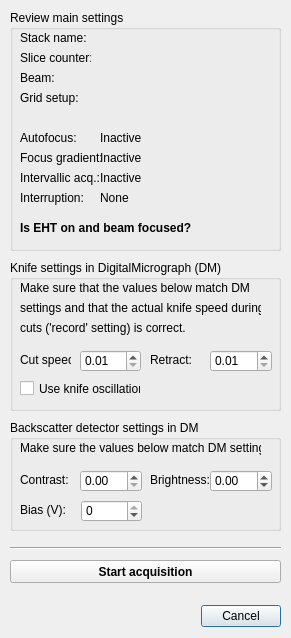
Old version of the form gui/pre_stack_dlg.ui in the repository SBEMimage/SBEMimage.
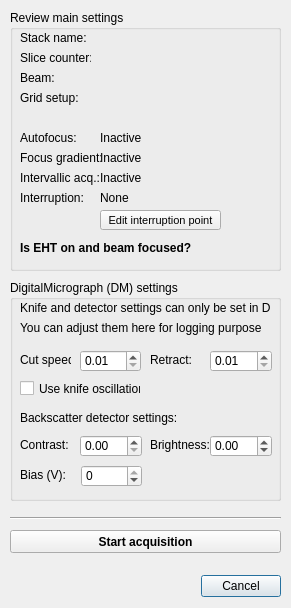
New version of the form.

Commit message: Add option to set the interruption/restarting point [grid_index, tile_index] when restarting a stack

```diff
--- a/gui/pre_stack_dlg.ui
+++ b/gui/pre_stack_dlg.ui
@@ -10,7 +10,7 @@
     <x>0</x>
     <y>0</y>
     <width>291</width>
-    <height>638</height>
+    <height>608</height>
    </rect>
   </property>
   <property name="sizePolicy">
@@ -29,7 +29,7 @@
    <property name="geometry">
     <rect>
      <x>90</x>
-     <y>600</y>
+     <y>570</y>
      <width>191</width>
      <height>32</height>
     </rect>
@@ -51,7 +51,7 @@
    <property name="geometry">
     <rect>
      <x>10</x>
-     <y>540</y>
+     <y>510</y>
      <width>271</width>
      <height>16</height>
     </rect>
@@ -64,7 +64,7 @@
    <property name="geometry">
     <rect>
      <x>10</x>
-     <y>560</y>
+     <y>530</y>
      <width>271</width>
      <height>23</height>
     </rect>
@@ -79,158 +79,39 @@
     <string>Start acquisition</string>
    </property>
   </widget>
-  <widget class="QGroupBox" name="groupBox_2">
-   <property name="geometry">
-    <rect>
-     <x>10</x>
-     <y>420</y>
-     <width>271</width>
-     <height>111</height>
-    </rect>
-   </property>
-   <property name="layoutDirection">
-    <enum>Qt::LeftToRight</enum>
-   </property>
-   <property name="title">
-    <string>Backscatter detector settings in DM</string>
-   </property>
-   <widget class="QLabel" name="label_17">
-    <property name="geometry">
-     <rect>
-      <x>140</x>
-      <y>50</y>
-      <width>61</width>
-      <height>20</height>
-     </rect>
-    </property>
-    <property name="text">
-     <string>Brightness:</string>
-    </property>
-   </widget>
-   <widget class="QLabel" name="label_18">
-    <property name="geometry">
-     <rect>
-      <x>10</x>
-      <y>50</y>
-      <width>51</width>
-      <height>20</height>
-     </rect>
-    </property>
-    <property name="text">
-     <string>Contrast:</string>
-    </property>
-   </widget>
-   <widget class="QLabel" name="label_19">
-    <property name="geometry">
-     <rect>
-      <x>10</x>
-      <y>80</y>
-      <width>51</width>
-      <height>20</height>
-     </rect>
-    </property>
-    <property name="text">
-     <string>Bias (V):</string>
-    </property>
-   </widget>
-   <widget class="QLabel" name="label_8">
-    <property name="geometry">
-     <rect>
-      <x>10</x>
-      <y>20</y>
-      <width>241</width>
-      <height>16</height>
-     </rect>
-    </property>
-    <property name="text">
-     <string>Make sure the values below match DM settings:</string>
-    </property>
-   </widget>
-   <widget class="QDoubleSpinBox" name="doubleSpinBox_contrast">
-    <property name="geometry">
-     <rect>
-      <x>70</x>
-      <y>50</y>
-      <width>62</width>
-      <height>22</height>
-     </rect>
-    </property>
-    <property name="maximum">
-     <double>999.990000000000009</double>
-    </property>
-    <property name="singleStep">
-     <double>0.100000000000000</double>
-    </property>
-   </widget>
-   <widget class="QDoubleSpinBox" name="doubleSpinBox_brightness">
-    <property name="geometry">
-     <rect>
-      <x>200</x>
-      <y>50</y>
-      <width>62</width>
-      <height>22</height>
-     </rect>
-    </property>
-    <property name="minimum">
-     <double>-999.000000000000000</double>
-    </property>
-    <property name="maximum">
-     <double>999.000000000000000</double>
-    </property>
-    <property name="singleStep">
-     <double>0.100000000000000</double>
-    </property>
-   </widget>
-   <widget class="QSpinBox" name="spinBox_bias">
-    <property name="geometry">
-     <rect>
-      <x>71</x>
-      <y>80</y>
-      <width>61</width>
-      <height>22</height>
-     </rect>
-    </property>
-    <property name="minimum">
-     <number>-99</number>
-    </property>
-    <property name="maximum">
-     <number>0</number>
-    </property>
-   </widget>
-  </widget>
   <widget class="QGroupBox" name="groupBox">
    <property name="geometry">
     <rect>
      <x>10</x>
-     <y>260</y>
+     <y>280</y>
      <width>271</width>
-     <height>151</height>
+     <height>221</height>
     </rect>
    </property>
    <property name="layoutDirection">
     <enum>Qt::LeftToRight</enum>
    </property>
    <property name="title">
-    <string>Knife settings in DigitalMicrograph (DM)</string>
+    <string>DigitalMicrograph (DM) settings</string>
    </property>
    <widget class="QLabel" name="label_7">
     <property name="geometry">
      <rect>
       <x>10</x>
       <y>20</y>
-      <width>241</width>
+      <width>251</width>
       <height>16</height>
      </rect>
     </property>
     <property name="text">
-     <string>Make sure that the values below match DM </string>
+     <string>Knife and detector settings can only be set in DM.</string>
     </property>
    </widget>
    <widget class="QLabel" name="label_6">
     <property name="geometry">
      <rect>
       <x>140</x>
-      <y>90</y>
+      <y>70</y>
       <width>41</width>
       <height>20</height>
      </rect>
@@ -243,7 +124,7 @@
     <property name="geometry">
      <rect>
       <x>10</x>
-      <y>90</y>
+      <y>70</y>
       <width>51</width>
       <height>20</height>
      </rect>
@@ -256,7 +137,7 @@
     <property name="geometry">
      <rect>
       <x>10</x>
-      <y>120</y>
+      <y>100</y>
       <width>121</width>
       <height>17</height>
      </rect>
@@ -275,27 +156,14 @@
      </rect>
     </property>
     <property name="text">
-     <string>settings and that the actual knife speed during</string>
-    </property>
-   </widget>
-   <widget class="QLabel" name="label_11">
-    <property name="geometry">
-     <rect>
-      <x>10</x>
-      <y>60</y>
-      <width>241</width>
-      <height>16</height>
-     </rect>
-    </property>
-    <property name="text">
-     <string>cuts ('record' setting) is correct.</string>
+     <string>You can adjust them here for logging purposes.</string>
     </property>
    </widget>
    <widget class="QDoubleSpinBox" name="doubleSpinBox_cutSpeed">
     <property name="geometry">
      <rect>
       <x>70</x>
-      <y>90</y>
+      <y>70</y>
       <width>61</width>
       <height>22</height>
      </rect>
@@ -317,7 +185,7 @@
     <property name="geometry">
      <rect>
       <x>200</x>
-      <y>90</y>
+      <y>70</y>
       <width>62</width>
       <height>22</height>
      </rect>
@@ -335,6 +203,109 @@
      <double>0.100000000000000</double>
     </property>
    </widget>
+   <widget class="QLabel" name="label_17">
+    <property name="geometry">
+     <rect>
+      <x>140</x>
+      <y>155</y>
+      <width>61</width>
+      <height>20</height>
+     </rect>
+    </property>
+    <property name="text">
+     <string>Brightness:</string>
+    </property>
+   </widget>
+   <widget class="QDoubleSpinBox" name="doubleSpinBox_brightness">
+    <property name="geometry">
+     <rect>
+      <x>200</x>
+      <y>155</y>
+      <width>62</width>
+      <height>22</height>
+     </rect>
+    </property>
+    <property name="minimum">
+     <double>-999.000000000000000</double>
+    </property>
+    <property name="maximum">
+     <double>999.000000000000000</double>
+    </property>
+    <property name="singleStep">
+     <double>0.100000000000000</double>
+    </property>
+   </widget>
+   <widget class="QLabel" name="label_19">
+    <property name="geometry">
+     <rect>
+      <x>10</x>
+      <y>185</y>
+      <width>51</width>
+      <height>20</height>
+     </rect>
+    </property>
+    <property name="text">
+     <string>Bias (V):</string>
+    </property>
+   </widget>
+   <widget class="QSpinBox" name="spinBox_bias">
+    <property name="geometry">
+     <rect>
+      <x>71</x>
+      <y>185</y>
+      <width>61</width>
+      <height>22</height>
+     </rect>
+    </property>
+    <property name="minimum">
+     <number>-99</number>
+    </property>
+    <property name="maximum">
+     <number>0</number>
+    </property>
+   </widget>
+   <widget class="QLabel" name="label_18">
+    <property name="geometry">
+     <rect>
+      <x>10</x>
+      <y>155</y>
+      <width>51</width>
+      <height>20</height>
+     </rect>
+    </property>
+    <property name="text">
+     <string>Contrast:</string>
+    </property>
+   </widget>
+   <widget class="QDoubleSpinBox" name="doubleSpinBox_contrast">
+    <property name="geometry">
+     <rect>
+      <x>70</x>
+      <y>155</y>
+      <width>62</width>
+      <height>22</height>
+     </rect>
+    </property>
+    <property name="maximum">
+     <double>999.990000000000009</double>
+    </property>
+    <property name="singleStep">
+     <double>0.100000000000000</double>
+    </property>
+   </widget>
+   <widget class="QLabel" name="label_11">
+    <property name="geometry">
+     <rect>
+      <x>10</x>
+      <y>130</y>
+      <width>241</width>
+      <height>16</height>
+     </rect>
+    </property>
+    <property name="text">
+     <string>Backscatter detector settings:</string>
+    </property>
+   </widget>
   </widget>
   <widget class="QGroupBox" name="groupBox_3">
    <property name="geometry">
@@ -342,7 +313,7 @@
      <x>10</x>
      <y>10</y>
      <width>271</width>
-     <height>241</height>
+     <height>261</height>
     </rect>
    </property>
    <property name="font">
@@ -361,7 +332,7 @@
     <property name="geometry">
      <rect>
       <x>10</x>
-      <y>210</y>
+      <y>230</y>
       <width>231</width>
       <height>16</height>
      </rect>
@@ -609,6 +580,32 @@
      <string/>
     </property>
    </widget>
+   <widget class="QPushButton" name="pushButton_editInterruption">
+    <property name="enabled">
+     <bool>true</bool>
+    </property>
+    <property name="geometry">
+     <rect>
+      <x>90</x>
+      <y>200</y>
+      <width>121</width>
+      <height>20</height>
+     </rect>
+    </property>
+    <property name="font">
+     <font>
+      <pointsize>8</pointsize>
+      <weight>50</weight>
+      <bold>false</bold>
+     </font>
+    </property>
+    <property name="layoutDirection">
+     <enum>Qt::LeftToRight</enum>
+    </property>
+    <property name="text">
+     <string>Edit interruption point</string>
+    </property>
+   </widget>
   </widget>
  </widget>
  <resources/>
```
The commit also changes 2 other files.
